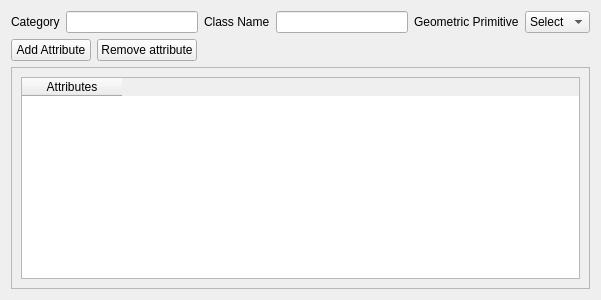
First picture: the form in CustomWidgets/CustomDbManagementWidgets/newClassWidget.ui, repository dsgoficial/DsgTools, before the edit.
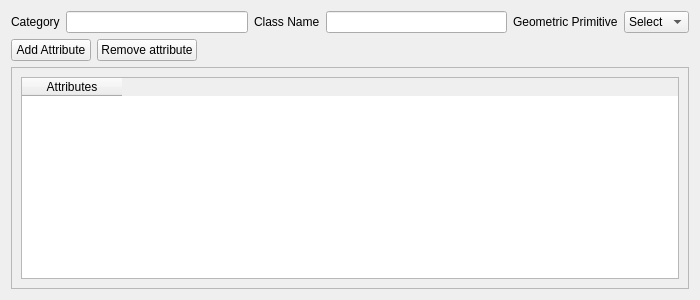
Second picture: the form after the edit. Icons and pictures are not drawn.

```diff
--- a/CustomWidgets/CustomDbManagementWidgets/newClassWidget.ui
+++ b/CustomWidgets/CustomDbManagementWidgets/newClassWidget.ui
@@ -6,7 +6,7 @@
    <rect>
     <x>0</x>
     <y>0</y>
-    <width>601</width>
+    <width>700</width>
     <height>300</height>
    </rect>
   </property>
@@ -18,7 +18,7 @@
   </property>
   <property name="minimumSize">
    <size>
-    <width>0</width>
+    <width>700</width>
     <height>300</height>
    </size>
   </property>
@@ -104,7 +104,7 @@
      </property>
      <property name="minimumSize">
       <size>
-       <width>0</width>
+       <width>650</width>
        <height>200</height>
       </size>
      </property>
@@ -116,7 +116,7 @@
        <rect>
         <x>0</x>
         <y>0</y>
-        <width>587</width>
+        <width>686</width>
         <height>227</height>
        </rect>
       </property>
@@ -136,7 +136,7 @@
            </property>
            <property name="minimumSize">
             <size>
-             <width>0</width>
+             <width>650</width>
              <height>200</height>
             </size>
            </property>
```
